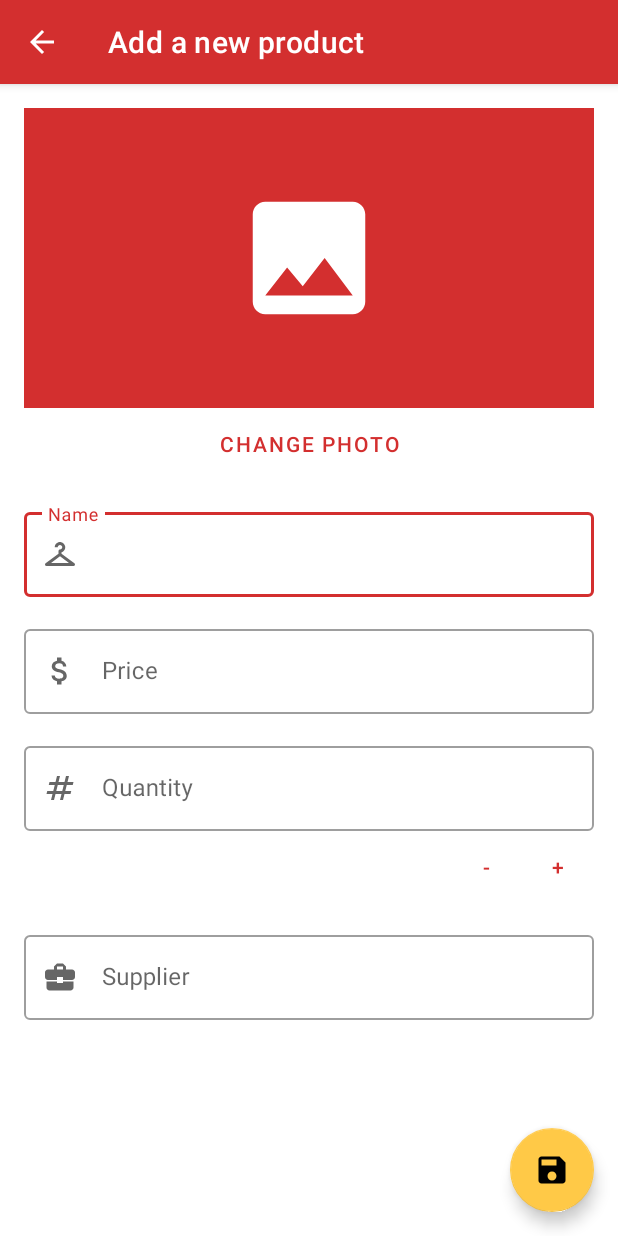
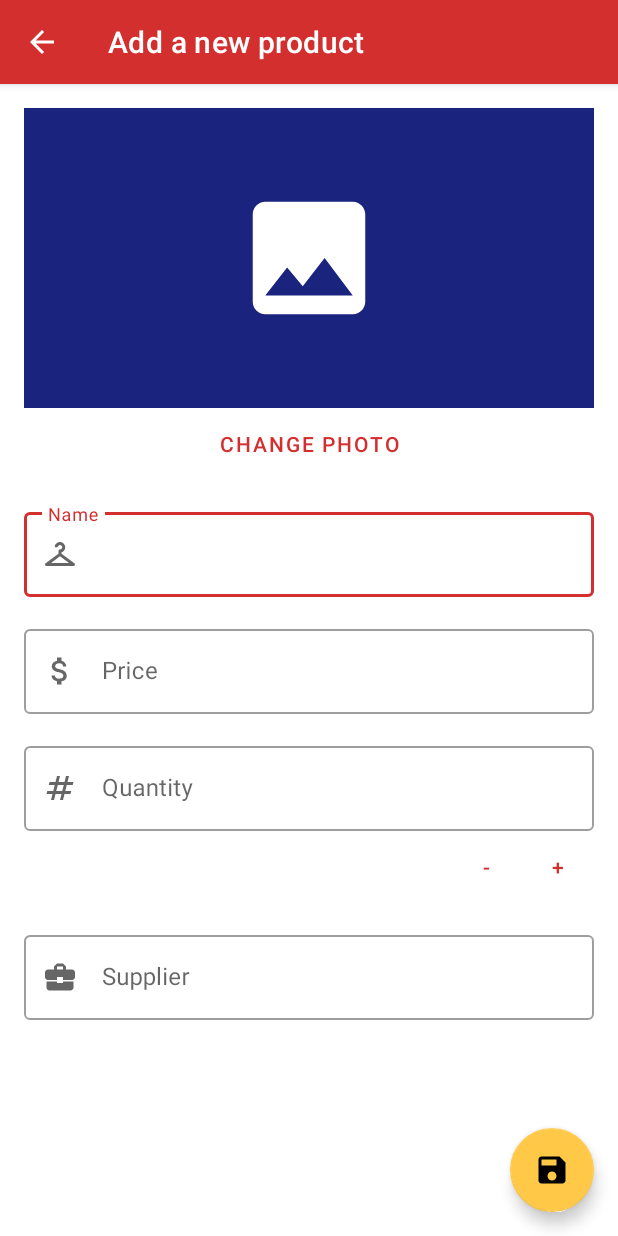
Before and after one commit to david-read-iii/Clothes-Catalog, an Android app: the DetailActivity screen opened directly, with no data from a screen before it, on a phone screen of 412 x 824 dp. Run offline under Robolectric (Android 15) with nearby library versions, the phone set to English and light mode, and no system bars.

Commit message:
Use different background colors for sample images in DetailActivity to make things more interesting.

```diff
--- a/app/src/main/java/com/davidread/clothescatalog/view/DetailActivity.java
+++ b/app/src/main/java/com/davidread/clothescatalog/view/DetailActivity.java
@@ -55,6 +55,12 @@ public class DetailActivity extends AppCompatActivity implements
     private Uri selectedProductUri;
 
     /**
+     * Contains background colors to apply onto a sample image for
+     * {@link #setSampleImageInPhotoImageView(String)}.
+     */
+    private int[] sampleImageBackgroundColors;
+
+    /**
      * Root view of the layout for animating the save product button when a snackbar appears.
      */
     private CoordinatorLayout detailCoordinatorLayout;
@@ -83,6 +89,8 @@ public class DetailActivity extends AppCompatActivity implements
 
         Intent intent = getIntent();
         selectedProductUri = intent.getData();
+
+        sampleImageBackgroundColors = getResources().getIntArray(R.array.sample_image_backgrounds);
 
         detailCoordinatorLayout = findViewById(R.id.detail_coordinator_layout);
         photoImageView = findViewById(R.id.photo_image_view);
@@ -132,7 +140,7 @@ public class DetailActivity extends AppCompatActivity implements
         if (selectedProductUri == null) {
             // Put UI in add product mode.
             setTitle(R.string.add_product_title);
-            setSampleImageInPhotoImageView();
+            setSampleImageInPhotoImageView("");
         } else {
             // Put UI in update product mode.
             setTitle(R.string.update_product_title);
@@ -239,7 +247,9 @@ public class DetailActivity extends AppCompatActivity implements
         quantityTextInputEditText.setText(quantity);
         supplierTextInputEditText.setText(supplier);
         if (picture == null) {
-            setSampleImageInPhotoImageView();
+            setSampleImageInPhotoImageView(name);
+        } else {
+            // TODO: Display stored image somehow.
         }
     }
 
@@ -255,7 +265,7 @@ public class DetailActivity extends AppCompatActivity implements
         priceTextInputEditText.setText("");
         quantityTextInputEditText.setText("");
         supplierTextInputEditText.setText("");
-        setSampleImageInPhotoImageView();
+        setSampleImageInPhotoImageView("");
     }
 
     /**
@@ -420,13 +430,18 @@ public class DetailActivity extends AppCompatActivity implements
     }
 
     /**
-     * Displays a sample image resource for {@link #photoImageView}.
+     * Displays a sample image resource in the given image view.
+     *
+     * @param name Used as a seed for picking a background color. Recommend to use this product's
+     *             name to keep the color somewhat consistent.
      */
-    private void setSampleImageInPhotoImageView() {
+    private void setSampleImageInPhotoImageView(@NonNull String name) {
         photoImageView.setImageResource(R.drawable.ic_sample_image);
+        photoImageView.setScaleType(ImageView.ScaleType.CENTER);
         photoImageView.setColorFilter(getColor(R.color.white));
-        photoImageView.setBackgroundColor(getColor(R.color.primary));
-        photoImageView.setScaleType(ImageView.ScaleType.CENTER);
+
+        int colorIndex = name.length() % sampleImageBackgroundColors.length;
+        photoImageView.setBackgroundColor(sampleImageBackgroundColors[colorIndex]);
     }
 
     /**
--- a/app/src/main/res/values/colors.xml
+++ b/app/src/main/res/values/colors.xml
@@ -1,5 +1,6 @@
 <?xml version="1.0" encoding="utf-8"?>
 <resources>
+
     <color name="primary">#d32f2f</color>
     <color name="primary_light">#ff6659</color>
     <color name="primary_dark">#9a0007</color>
@@ -11,4 +12,17 @@
     <color name="black">#000000</color>
     <color name="white">#FFFFFF</color>
     <color name="ic_launcher_background">#d32f2f</color>
+
+    <array name="sample_image_backgrounds">
+        <item>#1A237E</item>
+        <item>#880E4F</item>
+        <item>#006064</item>
+        <item>#F57F17</item>
+        <item>#BF360C</item>
+        <item>#01579B</item>
+        <item>#33691E</item>
+        <item>#4A148C</item>
+        <item>#B71C1C</item>
+    </array>
+
 </resources>
```
